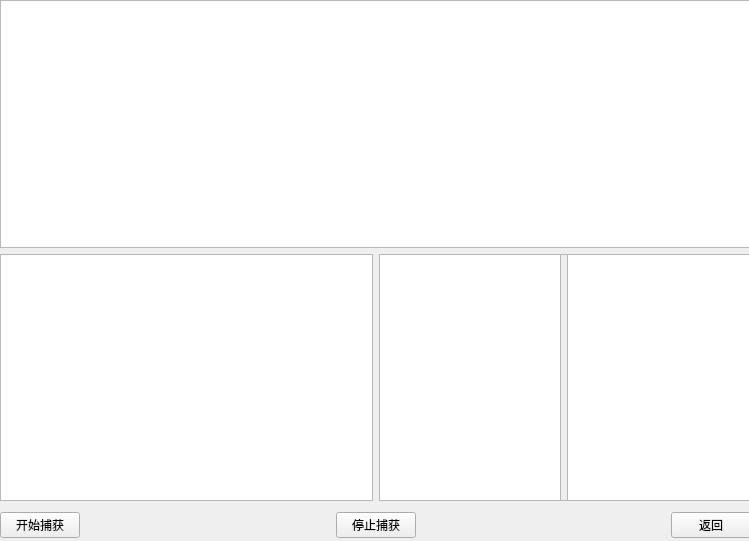
This is src/gui/cappage.ui in HorizonChaser/packet-spoon as Qt 5 draws it before an edit. The edited form follows.
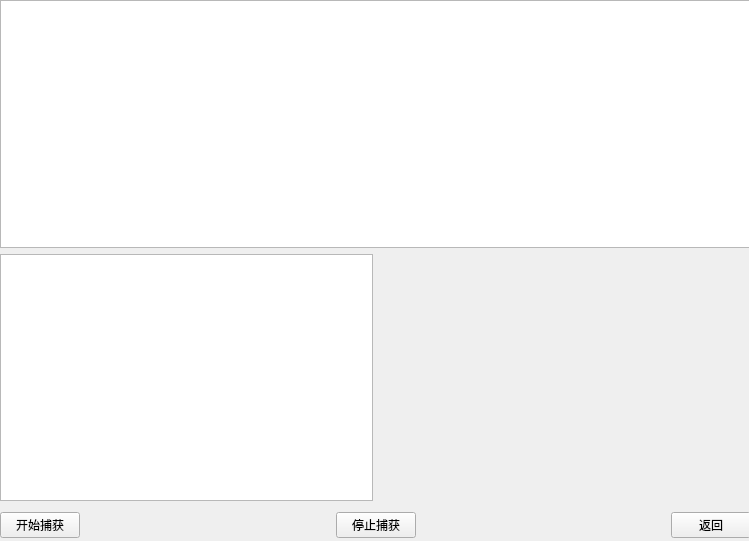
This is the edited form. Custom widgets are drawn as their Qt base class.

Commit message: add feature: packet detail highlighting

```diff
--- a/src/gui/cappage.ui
+++ b/src/gui/cappage.ui
@@ -27,44 +27,12 @@
      <widget class="QTableView" name="packetsBriefTableView"/>
     </item>
     <item>
-     <layout class="QHBoxLayout" name="horizontalLayout_12">
+     <layout class="QHBoxLayout" name="horizontalLayout_12" stretch="1,1">
       <item>
        <widget class="QTreeView" name="packetDetailTreeView_4"/>
       </item>
       <item>
-       <widget class="QScrollArea" name="packetRawScrollArea_4">
-        <property name="widgetResizable">
-         <bool>true</bool>
-        </property>
-        <widget class="QWidget" name="scrollAreaWidgetContents_8">
-         <property name="geometry">
-          <rect>
-           <x>0</x>
-           <y>0</y>
-           <width>368</width>
-           <height>242</height>
-          </rect>
-         </property>
-         <widget class="QWidget" name="horizontalLayoutWidget_8">
-          <property name="geometry">
-           <rect>
-            <x>-1</x>
-            <y>-1</y>
-            <width>371</width>
-            <height>251</height>
-           </rect>
-          </property>
-          <layout class="QHBoxLayout" name="horizontalLayout_13">
-           <item>
-            <widget class="QTextBrowser" name="packetHexBrowser_4"/>
-           </item>
-           <item>
-            <widget class="QTextBrowser" name="packetAsciiBroswer_4"/>
-           </item>
-          </layout>
-         </widget>
-        </widget>
-       </widget>
+       <widget class="PacketRawDisplay" name="packetRawDisplay" native="true"/>
       </item>
      </layout>
     </item>
@@ -130,6 +98,14 @@
    </layout>
   </widget>
  </widget>
+ <customwidgets>
+  <customwidget>
+   <class>PacketRawDisplay</class>
+   <extends>QWidget</extends>
+   <header location="global">gui/packetrawdisplay.h</header>
+   <container>1</container>
+  </customwidget>
+ </customwidgets>
  <resources/>
  <connections/>
 </ui>
```
The commit also changes 14 other files.
